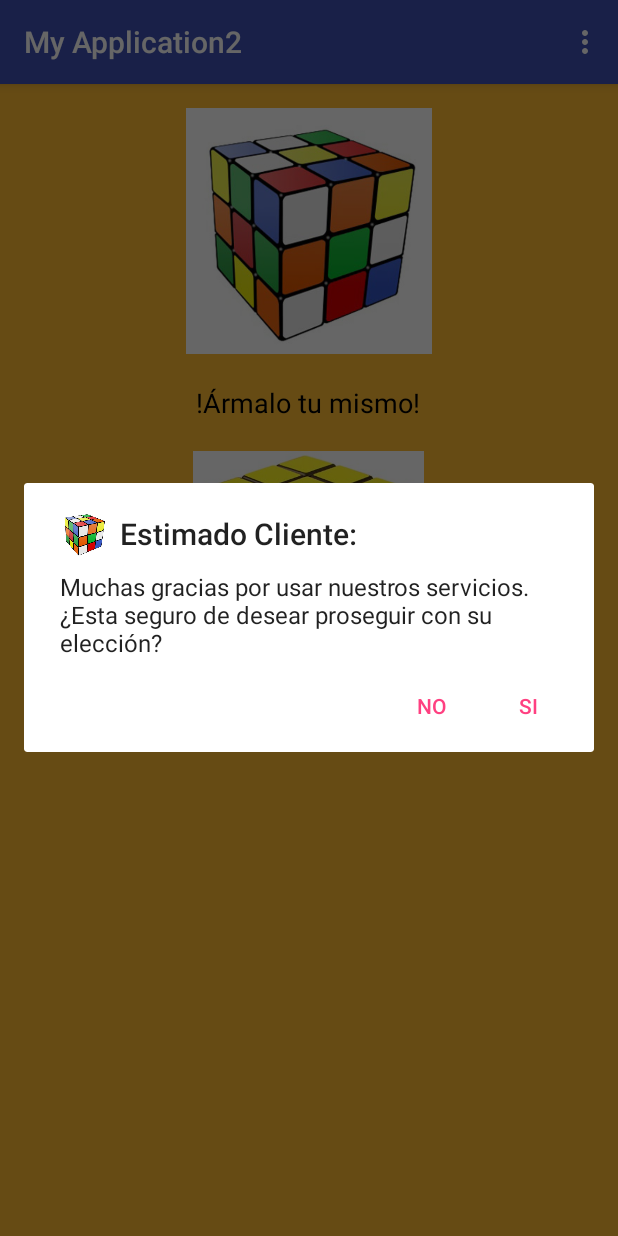
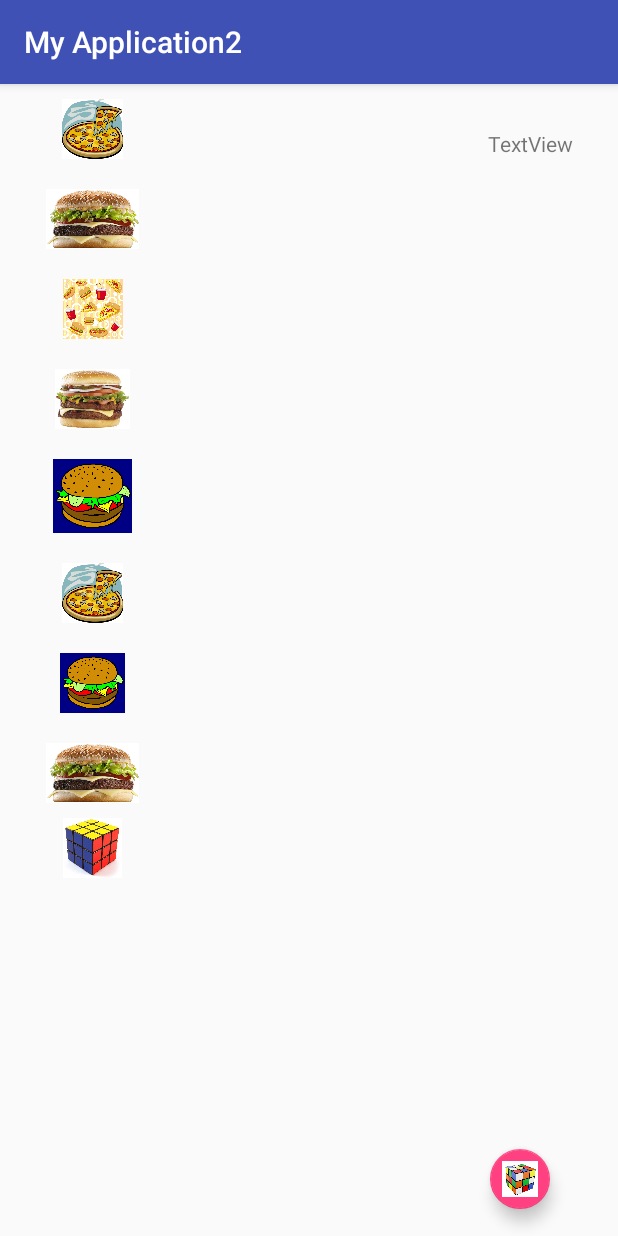
Before and after one commit to EValeriaAliagaTaborga/Prueba-De-Grupo, an Android app: the MenuHamburguesaActivity screen opened directly, with no data from a screen before it, after a tap on an icon or button, on a phone screen of 412 x 824 dp. Run offline under Robolectric (Android 15) with nearby library versions, the phone set to English and light mode, and no system bars.

Commit message:
T_T medio "armalo_layout", tratando de ver porq se cierra con la lista D: pd: lo siento si se arruina todo

```diff
--- a/app/src/main/java/titaniumstudios/myapplication2/ArmaloActivity.java
+++ b/app/src/main/java/titaniumstudios/myapplication2/ArmaloActivity.java
@@ -1,19 +1,80 @@
 package titaniumstudios.myapplication2;
 
+import android.content.Context;
 import android.support.v7.app.AppCompatActivity;
 import android.os.Bundle;
+import android.util.Log;
+import android.view.View;
+import android.widget.AdapterView;
+import android.widget.ArrayAdapter;
+import android.widget.ImageView;
+import android.widget.LinearLayout;
 import android.widget.ListView;
 
 public class ArmaloActivity extends AppCompatActivity {
 
-    //ListView lista;
+    private ImageView imgPan;
+
+    ListView lista;
+    ArrayAdapter<String> adaptador;
+    String[] ingredientes;
+
+    LinearLayout lyVertical;
+    LinearLayout lyHorizontalPrincipal;
+
+    Context context = this;
 
     @Override
     protected void onCreate(Bundle savedInstanceState) {
         super.onCreate(savedInstanceState);
         setContentView(R.layout.activity_armalo);
 
-      //  lista = (ListView) findViewById(R.id.lista);
+        imgPan = (ImageView) findViewById(R.id.imgPan);
+
+        //son pa aniadir las imagenes a medida q se arma
+        lyVertical = (LinearLayout) findViewById(R.id.lyVertical);
+        lyHorizontalPrincipal = (LinearLayout) findViewById(R.id.lyHorizontalPrincipal);
+
+
+        lista=(ListView)findViewById(R.id.lista);
+
+        //pa q no este vacio
+        ingredientes=new String[1];
+
+
+        imgPan.setOnClickListener(new View.OnClickListener() {
+            @Override
+            public void onClick(View view) {
+
+                //se cierra D: T_T
+                ingredientes=getResources().getStringArray(R.array.array_tiposDePan);
+                adaptador = new ArrayAdapter<String>(context, android.R.layout.simple_list_item_1, ingredientes);
+                lista.setAdapter(adaptador);
+
+                /*lista.setOnItemClickListener(new AdapterView.OnItemClickListener() {
+                    public void onItemClick(AdapterView<?> array, View vista, int posicion, long id) {
+                        TextView texto = (TextView) vista.findViewById(android.R.id.text1);
+                        String contenido = texto.getText().toString();
+                        Log.e("Item seleccionado", contenido);
+                    }
+                });*/
+
+               /* va creando imagenes de lo que se elija, hay q moverlo una vez q sirva la lista
+               imgPanElegido = new ImageView(context);
+
+                //primero va width y luego height
+                //LinearLayout.LayoutParams layoutUsuario = ;
+                imgPanElegido.setLayoutParams(new LinearLayout.LayoutParams(
+                        LinearLayout.LayoutParams.WRAP_CONTENT, 30
+                ));
+                imgPanElegido.setImageDrawable(getDrawable(R.drawable.ham_doble));
+
+                lyVertical.addView(imgPanElegido);
+
+                setContentView(lyHorizontalPrincipal);*/
+
+            }
+        });
 
     }
 }
--- a/app/src/main/java/titaniumstudios/myapplication2/MenuHamburguesaActivity.java
+++ b/app/src/main/java/titaniumstudios/myapplication2/MenuHamburguesaActivity.java
@@ -46,7 +46,7 @@ public class MenuHamburguesaActivity extends AppCompatActivity {
             @Override
             public void onClick(View view) {
 
-                AlertDialog.Builder Dialogo = new AlertDialog.Builder(
+               /* AlertDialog.Builder Dialogo = new AlertDialog.Builder(
                         MenuHamburguesaActivity.this);
 
                 Dialogo.setTitle("Estimado Cliente:");
@@ -66,10 +66,13 @@ public class MenuHamburguesaActivity extends AppCompatActivity {
                                 dialog.cancel();
                             }
                         });
-                Dialogo.show();
+                Dialogo.show();*/
+                Intent intent = new Intent(context, ArmaloActivity.class);
+                startActivity(intent);
             }
         });
     }
+
     @Override
     public boolean onCreateOptionsMenu(Menu menu) {
         menu.add(Menu.NONE, opcion1, Menu.NONE, "Perfil")
--- a/app/src/main/res/layout/activity_armalo.xml
+++ b/app/src/main/res/layout/activity_armalo.xml
@@ -6,6 +6,7 @@
     android:orientation="horizontal"
     android:layout_width="match_parent"
     android:layout_height="match_parent"
+    android:id="@+id/lyHorizontalPrincipal"
     tools:context="titaniumstudios.myapplication2.ArmaloActivity">
 
     <ScrollView
@@ -96,38 +97,71 @@
             android:layout_width="wrap_content"
             android:layout_height="wrap_content"
             android:layout_alignParentEnd="true"
+            android:layout_marginBottom="10dp"
             android:layout_marginEnd="10dp"
             android:layout_marginTop="10dp"
-            android:layout_marginBottom="10dp"
             android:padding="20dp"
             android:text="TextView" />
 
-        <ScrollView
+        <LinearLayout
+            android:id="@+id/lyHorizontal"
             android:layout_width="match_parent"
             android:layout_height="match_parent"
-            android:layout_alignParentStart="true"
+            android:orientation="horizontal"
             android:layout_above="@+id/btnfCarrito"
-            android:id="@+id/scrVistaArmado"
             android:layout_below="@+id/lblPrecio"
-            android:layout_alignParentEnd="true">
+            android:weightSum="1">
 
-            <LinearLayout
+            <ScrollView
+                android:id="@+id/scrVistaArmado"
+                android:layout_width="168dp"
+                android:layout_height="371dp"
+                android:layout_above="@+id/btnfCarrito"
+                android:layout_alignParentStart="true"
+                android:layout_below="@+id/lblPrecio">
+
+                <LinearLayout
+                    android:id="@+id/lyVertical"
+                    android:layout_width="match_parent"
+                    android:layout_height="wrap_content"
+                    android:orientation="vertical">
+
+                </LinearLayout>
+            </ScrollView>
+
+            <ListView
+                android:id="@+id/lista"
                 android:layout_width="match_parent"
-                android:layout_height="wrap_content"
-                android:orientation="vertical" />
-        </ScrollView>
+                android:layout_height="match_parent"
+                android:layout_above="@+id/btnfCarrito"
+                android:layout_alignStart="@+id/lblPrecio"
+                android:layout_below="@+id/lblPrecio"
+                />
+
+        </LinearLayout>
 
         <android.support.design.widget.FloatingActionButton
             android:id="@+id/btnfCarrito"
             android:layout_width="wrap_content"
             android:layout_height="wrap_content"
+            android:layout_alignEnd="@+id/lblPrecio"
+            android:layout_alignParentBottom="true"
             android:layout_marginBottom="18dp"
+            android:layout_marginEnd="35dp"
             android:clickable="true"
             app:fabSize="mini"
-            app:srcCompat="@drawable/cubo"
-            android:layout_alignParentBottom="true"
-            android:layout_alignEnd="@+id/lblPrecio"
-            android:layout_marginEnd="35dp" />
+            app:srcCompat="@drawable/cubo" />
 
+        <!--
+        <AdapterViewFlipper
+            android:layout_width="match_parent"
+            android:layout_height="match_parent"
+            android:layout_above="@+id/btnfCarrito"
+            android:layout_below="@+id/lblPrecio"
+            android:layout_alignStart="@+id/lblPrecio"
+            android:background="@color/colorPrimaryDark"/>
+-->
     </RelativeLayout>
+
+
 </LinearLayout>
--- /dev/null
+++ b/app/src/main/res/values-w820dp/array_tiposDePan.xml
@@ -0,0 +1,13 @@
+<?xml version="1.0" encoding="utf-8"?>
+<resources>
+    <string-array name="array_tiposDePan">
+
+        <item>Tradicional</item>
+        <item>Sin semillas</item>
+        <item>Croissant</item>
+        <item>Integral</item>
+        <item>Tostadas</item>
+        <item>Marraqueta</item>
+
+    </string-array>
+</resources>
```
